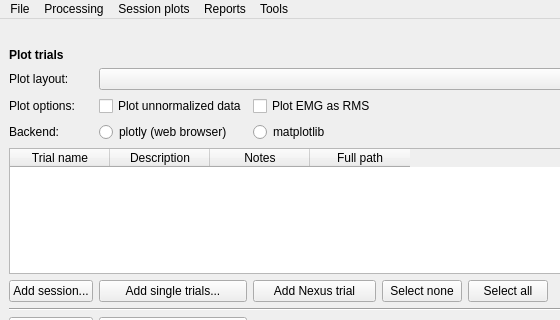
Qt form gaitutils/gui/gaitmenu.ui (NCH-Motion-Laboratory/gaitutils) before a commit; both pictures show x 0 to 560 and y 0 to 320 of the 654 by 747 pixel window.
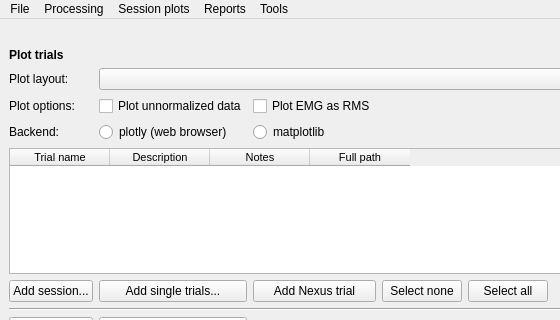
The same form after that commit.

```diff
--- a/gaitutils/gui/gaitmenu.ui
+++ b/gaitutils/gui/gaitmenu.ui
@@ -210,6 +210,9 @@
       </item>
       <item row="9" column="1" colspan="7">
        <widget class="QTableWidget" name="tableTrials">
+        <property name="styleSheet">
+         <string notr="true">font: 8pt;</string>
+        </property>
         <property name="sizeAdjustPolicy">
          <enum>QAbstractScrollArea::AdjustToContents</enum>
         </property>
```
